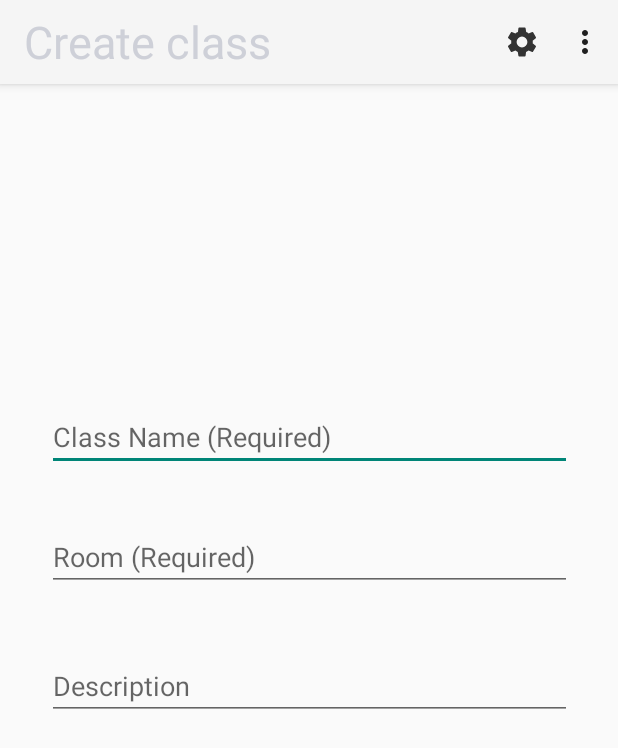
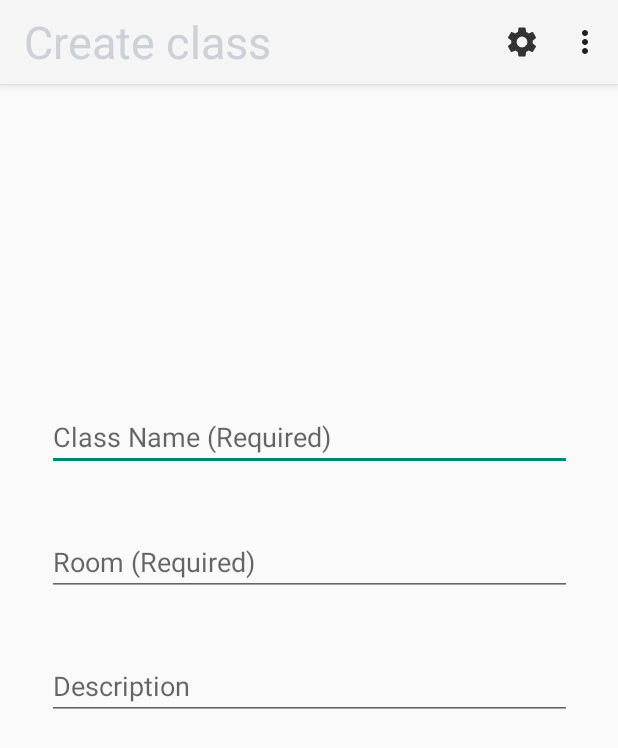
Before and after one commit to GKalhori/GoogleClassroom, an Android app: the createClass screen opened directly, with no data from a screen before it, on a phone screen of 412 x 824 dp. Shown: the top 748 px of the screen. Run offline under Robolectric (Android 15) with nearby library versions, the phone set to English and light mode, and no system bars; Roboto replaces fonts that are not available here; 1 statement that could not run was skipped.

Commit message:
ghazal commit

```diff
--- a/app/src/main/java/com/example/googleclassroom/createClass.java
+++ b/app/src/main/java/com/example/googleclassroom/createClass.java
@@ -1,8 +1,10 @@
 package com.example.googleclassroom;
 
+import android.content.ClipData;
 import android.content.Intent;
 import android.graphics.Color;
 import android.graphics.drawable.ColorDrawable;
+import android.os.AsyncTask;
 import android.support.v7.app.ActionBar;
 import android.support.v7.app.AppCompatActivity;
 import android.os.Bundle;
@@ -10,52 +12,147 @@ import android.support.v7.widget.Toolbar;
 import android.view.Menu;
 import android.view.MenuInflater;
 import android.view.MenuItem;
+import android.view.View;
+import android.widget.EditText;
 import android.widget.Toast;
+
+import com.example.googleclassroom.utility.Classes;
+
+import java.io.IOException;
+import java.io.ObjectInputStream;
+import java.io.ObjectOutputStream;
+import java.net.Socket;
 
 public class createClass extends AppCompatActivity {
 
+    EditText classNameText, roomNumberText, classDescriptionText;
+
+    public static Object input;
+    public static Object output;
+
+    @Override
+    public void setRequestedOrientation(int requestedOrientation) {
+        super.setRequestedOrientation(requestedOrientation);
+    }
 
     @Override
     protected void onCreate(Bundle savedInstanceState) {
         super.onCreate(savedInstanceState);
         setContentView(R.layout.activity_create_class);
-        Toolbar toolbar = (Toolbar) findViewById(R.id.create) ;
-        //setSupportActionBar(toolbar);
+
+        new MyTaskCreateClass().execute();
+
+        classNameText = (EditText) findViewById(R.id.classNameText);
+        roomNumberText = (EditText) findViewById(R.id.roomNumberText);
+        classDescriptionText = (EditText) findViewById(R.id.classDescriptionText);
+
+        Toolbar toolbar = (Toolbar) findViewById(R.id.create);
         getSupportActionBar().setTitle("Create class");
-//        actionBar=getSupportActionBar();
-//        actionBar.setBackgroundDrawable(new ColorDrawable(Color.parseColor("#312727")));
-//        actionBar.setTitle("Create class");
-
         this.getSupportActionBar().setHomeAsUpIndicator(R.drawable.ic_close);
+        // setSupportActionBar(toolbar);
+        // actionBar=getSupportActionBar();
+        // actionBar.setBackgroundDrawable(new ColorDrawable(Color.parseColor("#312727")));
+        // actionBar.setTitle("Create class");
     }
 
     @Override
     public boolean onCreateOptionsMenu(Menu menu) {
-        MenuInflater inflater = getMenuInflater() ;
-        inflater.inflate(R.menu.menuclasswork,menu);
-        return true ;
+        MenuInflater inflater = getMenuInflater();
+        inflater.inflate(R.menu.menuclasswork, menu);
+        return true;
     }
 
     @Override
     public boolean onOptionsItemSelected(MenuItem item) {
-        switch (item.getItemId()){
+        switch (item.getItemId()) {
             case R.id.more_vertt:
-                Toast.makeText(getApplicationContext(),"Let's go to About Us Page",Toast.LENGTH_LONG).show();
-                Intent intent1 = new Intent(createClass.this,aboutUs.class) ;
+                Toast.makeText(getApplicationContext(), "Let's go to About Us Page", Toast.LENGTH_LONG).show();
+                Intent intent1 = new Intent(createClass.this, aboutUs.class);
                 startActivity(intent1);
                 return true;
             case R.id.createclass:
-                Toast.makeText(getApplicationContext(),"You Created Class!",Toast.LENGTH_LONG).show();
-                Intent intent2 = new Intent(createClass.this,classPage.class) ;
-                startActivity(intent2);
+
+                String name = classNameText.getText().toString();
+                int room = Integer.parseInt(roomNumberText.getText().toString());
+                String description = classDescriptionText.getText().toString();
+                String action = "create";
+                Classes class1 = new Classes(action, name, room, description);
+                output = class1;
+
+                try {
+                    Thread.sleep(20);
+                } catch (InterruptedException e) {
+                    e.printStackTrace();
+                }
+                System.out.println(input);
+                try {
+                    if (input.equals("notValid")) {
+                        Toast.makeText(getApplicationContext(), "Class created!", Toast.LENGTH_LONG).show();
+                        startActivity(new Intent(createClass.this, classPage.class));
+                    }
+                } catch (NullPointerException e) {
+                    e.getMessage();
+                }
+
                 return true;
             case R.id.close:
-                Intent intent3 = new Intent(createClass.this,firstPage.class) ;
+                Intent intent3 = new Intent(createClass.this, firstPage.class);
                 startActivity(intent3);
                 return true;
-                default:
-                    return super.onOptionsItemSelected(item);
+            default:
+                return super.onOptionsItemSelected(item);
         }
 
     }
 }
+
+class MyTaskCreateClass extends AsyncTask<String, Void, Void> {
+    private Socket socket;
+    private ObjectOutputStream output;
+    private ObjectInputStream input;
+
+    @Override
+    protected Void doInBackground(String... strings) {
+        try {
+
+            socket = new Socket("192.168.1.52", 8888);
+            output = new ObjectOutputStream(socket.getOutputStream());
+            input = new ObjectInputStream(socket.getInputStream());
+
+        } catch (IOException e) {
+            e.printStackTrace();
+        }
+        new Thread(new Runnable() { //for sending information
+            @Override
+            public void run() {
+                while (true) {
+                    if (createClass.output != null) {
+                        try {
+                            output.writeObject(createClass.output);
+                            output.flush();
+                        } catch (IOException e) {
+                            e.printStackTrace();
+                        }
+                        createClass.output = null;
+                    }
+                }
+            }
+        }).start();
+        new Thread(new Runnable() { //for receiving information
+            @Override
+            public void run() {
+                while (true) {
+                    try {
+                        createClass.input = input.readObject();
+                    } catch (ClassNotFoundException e) {
+                        e.printStackTrace();
+                    } catch (IOException e) {
+                        e.printStackTrace();
+                    }
+                }
+            }
+        }).start();
+
+        return null;
+    }
+}
--- a/app/src/main/res/layout/activity_create_class.xml
+++ b/app/src/main/res/layout/activity_create_class.xml
@@ -24,22 +24,6 @@
 
 
     <EditText
-        android:id="@+id/RoomNumberText"
-        android:layout_width="350dp"
-        android:layout_height="wrap_content"
-        android:layout_marginStart="32dp"
-        android:layout_marginTop="210dp"
-        android:layout_marginEnd="32dp"
-        android:layout_marginBottom="348dp"
-        android:ems="10"
-        android:hint="Room (Required)"
-        android:inputType="textPersonName"
-        app:layout_constraintBottom_toBottomOf="parent"
-        app:layout_constraintEnd_toEndOf="parent"
-        app:layout_constraintStart_toStartOf="parent"
-        app:layout_constraintTop_toTopOf="parent" />
-
-    <EditText
         android:id="@+id/classDescriptionText"
         android:layout_width="350dp"
         android:layout_height="wrap_content"
@@ -55,5 +39,21 @@
         app:layout_constraintStart_toStartOf="parent"
         app:layout_constraintTop_toTopOf="parent" />
 
+    <EditText
+        android:id="@+id/roomNumberText"
+        android:layout_width="350dp"
+        android:layout_height="wrap_content"
+        android:layout_marginStart="32dp"
+        android:layout_marginTop="38dp"
+        android:layout_marginEnd="32dp"
+        android:layout_marginBottom="38dp"
+        android:ems="10"
+        android:hint="Room (Required)"
+        android:inputType="number"
+        app:layout_constraintBottom_toTopOf="@+id/classDescriptionText"
+        app:layout_constraintEnd_toEndOf="parent"
+        app:layout_constraintStart_toStartOf="parent"
+        app:layout_constraintTop_toBottomOf="@+id/classNameText" />
+
 
 </android.support.constraint.ConstraintLayout>
--- a/app/src/main/res/layout/activity_setting_page.xml
+++ b/app/src/main/res/layout/activity_setting_page.xml
@@ -35,7 +35,7 @@
 
 
     <EditText
-        android:id="@+id/RoomNumberText"
+        android:id="@+id/roomNumberText"
         android:layout_width="350dp"
         android:layout_height="wrap_content"
         android:layout_marginStart="32dp"
```
Also changed, not shown: app/src/main/java/com/example/googleclassroom/utility/Classes.java (+8 -4 lines).
